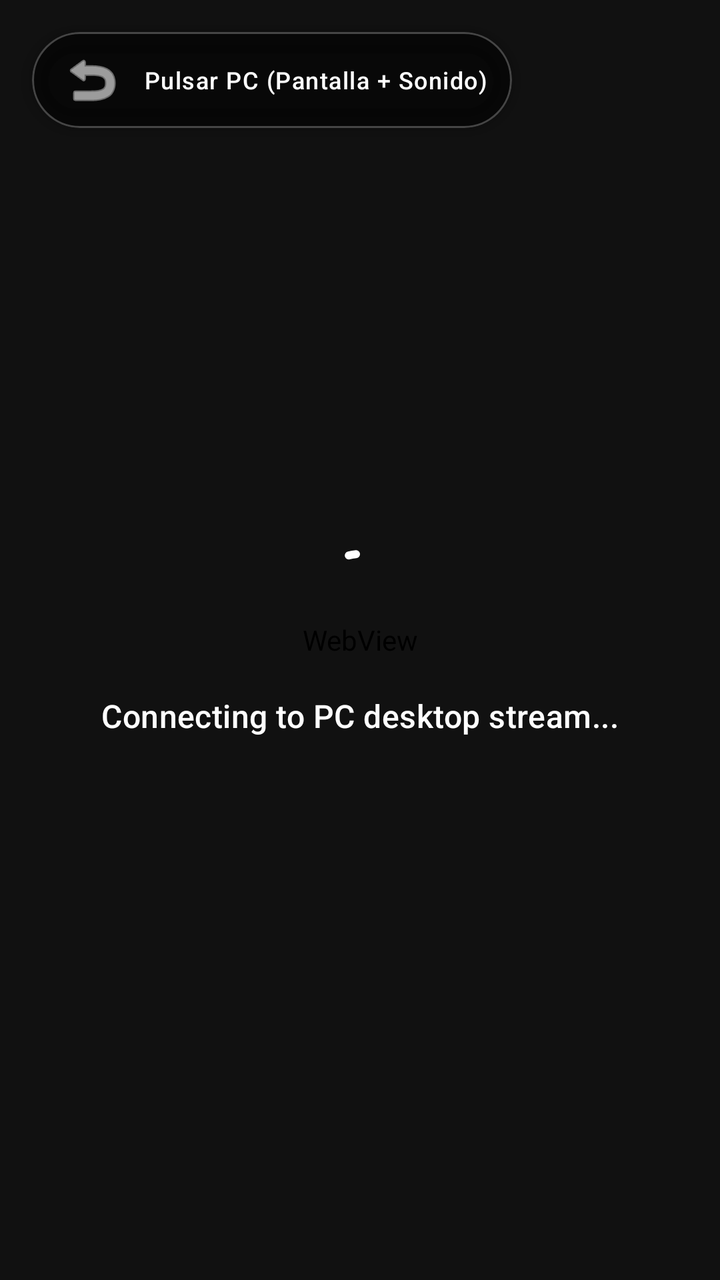
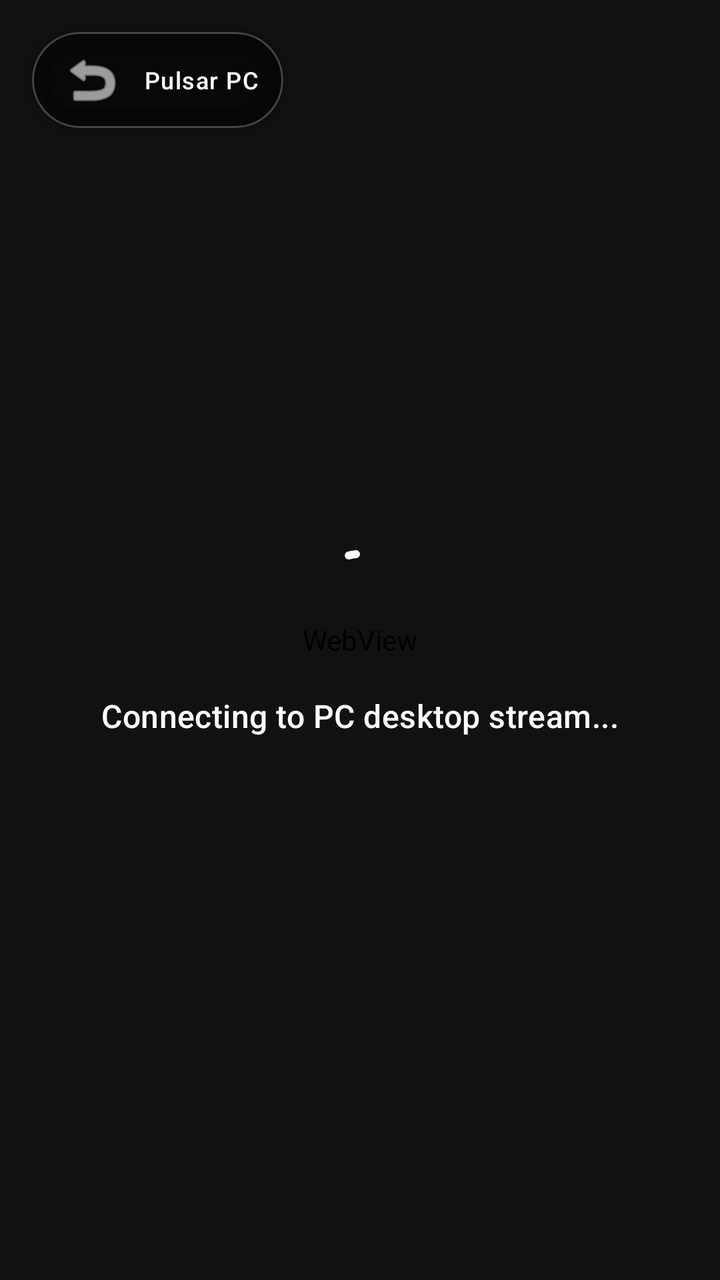

Screens rendered from an Android XML layout before and after an edit, with the pre-edit source and the edit as a unified diff.
<!-- AndroidManifest.xml: activity theme Theme.PulsarPhone.Fullscreen -->
<!-- res/layout/activity_desktop_stream.xml -->
<?xml version="1.0" encoding="utf-8"?>
<FrameLayout xmlns:android="http://schemas.android.com/apk/res/android"
    xmlns:app="http://schemas.android.com/apk/res-auto"
    android:layout_width="match_parent"
    android:layout_height="match_parent"
    android:background="#000000">

    <WebView
        android:id="@+id/desktopWebView"
        android:layout_width="match_parent"
        android:layout_height="match_parent" />

    
    <LinearLayout
        android:id="@+id/streamLoadingLayout"
        android:layout_width="match_parent"
        android:layout_height="match_parent"
        android:background="#DD000000"
        android:gravity="center"
        android:orientation="vertical"
        android:padding="24dp">

        <com.google.android.material.progressindicator.CircularProgressIndicator
            android:layout_width="wrap_content"
            android:layout_height="wrap_content"
            android:indeterminate="true"
            app:indicatorColor="@android:color/white"
            app:indicatorSize="48dp"
            app:trackThickness="4dp" />

        <TextView
            android:id="@+id/tvStreamLoading"
            android:layout_width="wrap_content"
            android:layout_height="wrap_content"
            android:layout_marginTop="20dp"
            android:text="@string/starting_pc_stream"
            android:textAppearance="?attr/textAppearanceTitleMedium"
            android:textColor="@android:color/white" />

    </LinearLayout>

    
    <com.google.android.material.card.MaterialCardView
        android:id="@+id/streamTopBar"
        android:layout_width="wrap_content"
        android:layout_height="wrap_content"
        android:layout_gravity="top|start"
        android:layout_margin="16dp"
        app:cardBackgroundColor="#80000000"
        app:cardCornerRadius="24dp"
        app:cardElevation="6dp"
        app:strokeColor="#40FFFFFF"
        app:strokeWidth="1dp">

        <LinearLayout
            android:layout_width="wrap_content"
            android:layout_height="wrap_content"
            android:gravity="center_vertical"
            android:orientation="horizontal"
            android:paddingHorizontal="12dp"
            android:paddingVertical="6dp">

            <ImageButton
                android:id="@+id/btnBackStream"
                android:layout_width="36dp"
                android:layout_height="36dp"
                android:background="?attr/selectableItemBackgroundBorderless"
                android:contentDescription="@string/close_app"
                android:src="@android:drawable/ic_menu_revert"
                app:tint="@android:color/white" />

            <TextView
                android:id="@+id/tvStreamTitle"
                android:layout_width="wrap_content"
                android:layout_height="wrap_content"
                android:layout_marginStart="8dp"
                android:text="Pulsar PC (Pantalla + Sonido)"
                android:textAppearance="?attr/textAppearanceLabelMedium"
                android:textColor="@android:color/white" />

        </LinearLayout>

    </com.google.android.material.card.MaterialCardView>

</FrameLayout>
<!-- resources referenced by this layout -->
<resources>
  <string name="close_app">Close Application</string>
  <string name="starting_pc_stream">Connecting to PC desktop stream...</string>
  <style name="Theme.PulsarPhone.Fullscreen" parent="Theme.Material3.DayNight.NoActionBar">
          <item name="android:windowFullscreen">true</item>
          <item name="android:windowBackground">?attr/colorSurface</item>
          <item name="android:statusBarColor">#000000</item>
      </style>
</resources>

<!-- the commit's change to res/layout/activity_desktop_stream.xml (unified diff, before → after) -->
@@ -74,9 +74,20 @@
                 android:layout_width="wrap_content"
                 android:layout_height="wrap_content"
                 android:layout_marginStart="8dp"
-                android:text="Pulsar PC (Pantalla + Sonido)"
+                android:text="Pulsar PC"
                 android:textAppearance="?attr/textAppearanceLabelMedium"
                 android:textColor="@android:color/white" />
+
+            <ImageButton
+                android:id="@+id/btnSelectMonitor"
+                android:layout_width="36dp"
+                android:layout_height="36dp"
+                android:layout_marginStart="8dp"
+                android:background="?attr/selectableItemBackgroundBorderless"
+                android:contentDescription="@string/select_monitor_title"
+                android:src="@android:drawable/ic_menu_slideshow"
+                android:visibility="gone"
+                app:tint="@android:color/white" />
 
         </LinearLayout>
 
<!-- resource entries referenced after the edit -->
@@ -1,6 +1,7 @@
 <!-- resources referenced by this layout -->
 <resources>
   <string name="close_app">Close Application</string>
+  <string name="select_monitor_title">Select PC Display</string>
   <string name="starting_pc_stream">Connecting to PC desktop stream...</string>
   <style name="Theme.PulsarPhone.Fullscreen" parent="Theme.Material3.DayNight.NoActionBar">
           <item name="android:windowFullscreen">true</item>
